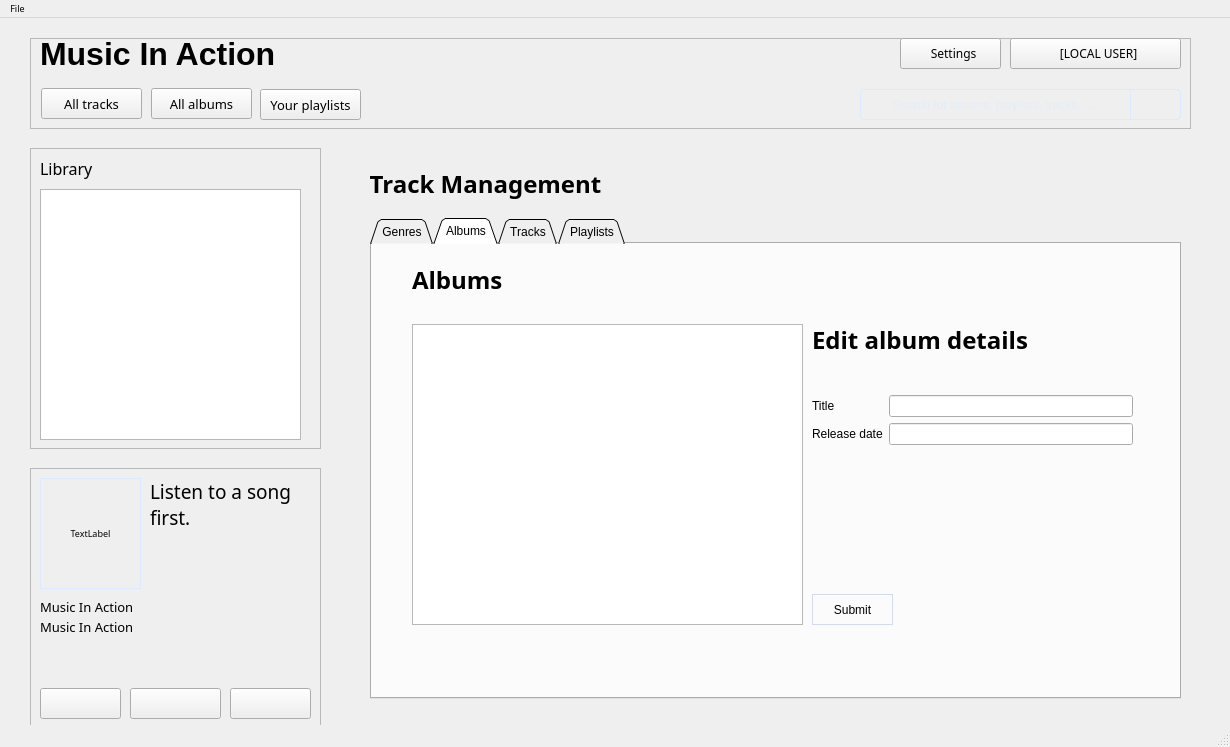
Old version of the form mainwindow.ui in the repository AlexDev404/GUIFinalProject.
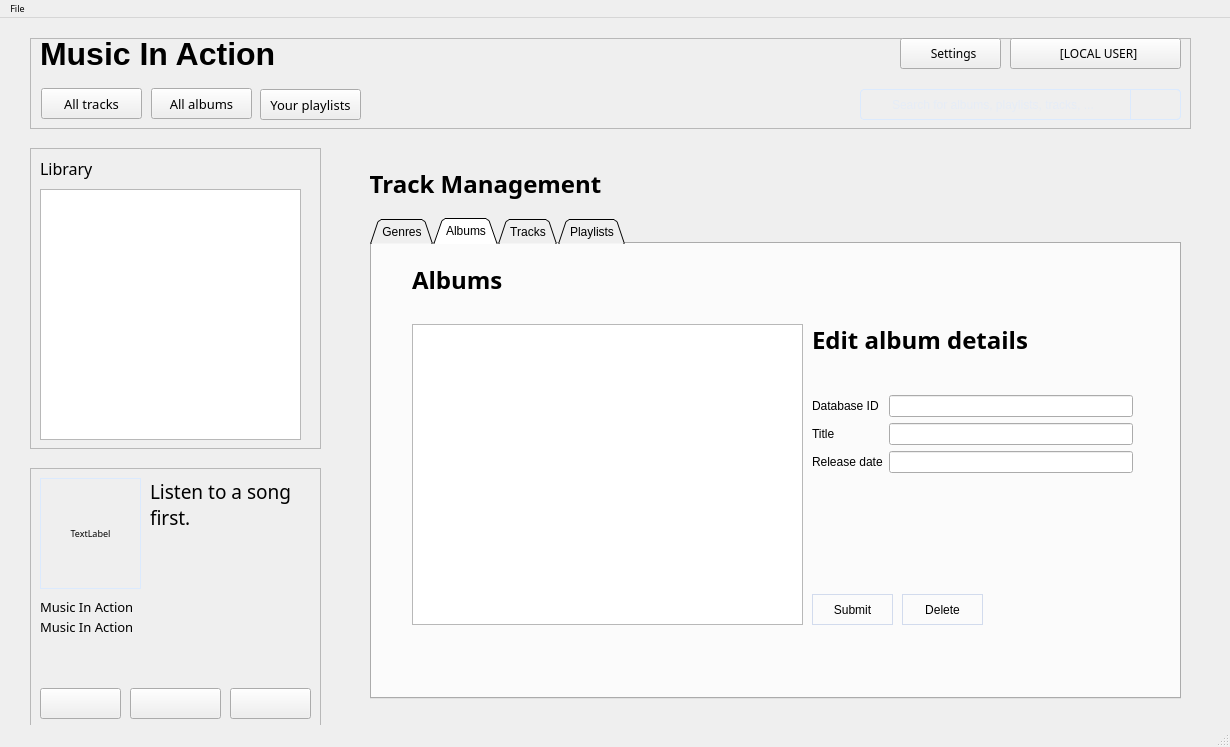
New version of the form. The open tabs and pages were chosen to show the change.

Patch:
```diff
--- a/mainwindow.ui
+++ b/mainwindow.ui
@@ -396,25 +396,39 @@
          <property name="sizeConstraint">
           <enum>QLayout::SetNoConstraint</enum>
          </property>
-         <item row="0" column="0">
+         <item row="1" column="0">
           <widget class="QLabel" name="label_fp_26">
            <property name="text">
             <string>Title</string>
            </property>
           </widget>
          </item>
-         <item row="0" column="1">
-          <widget class="QLineEdit" name="editTrackTitle_2"/>
+         <item row="1" column="1">
+          <widget class="QLineEdit" name="editAlbumTitle"/>
          </item>
-         <item row="1" column="0">
+         <item row="2" column="0">
           <widget class="QLabel" name="label_fp_31">
            <property name="text">
             <string>Release date</string>
            </property>
           </widget>
          </item>
-         <item row="1" column="1">
-          <widget class="QLineEdit" name="editTrackTitle_3"/>
+         <item row="2" column="1">
+          <widget class="QLineEdit" name="editAlbumReleaseDate"/>
+         </item>
+         <item row="0" column="0">
+          <widget class="QLabel" name="label_fp_28">
+           <property name="text">
+            <string>Database ID</string>
+           </property>
+          </widget>
+         </item>
+         <item row="0" column="1">
+          <widget class="QLineEdit" name="AlbumDatabaseID">
+           <property name="text">
+            <string extracomment="Select a genre to begin."/>
+           </property>
+          </widget>
          </item>
         </layout>
        </widget>
@@ -454,6 +468,19 @@
          <string>Submit</string>
         </property>
        </widget>
+       <widget class="QPushButton" name="DeleteAlbum">
+        <property name="geometry">
+         <rect>
+          <x>530</x>
+          <y>350</y>
+          <width>81</width>
+          <height>31</height>
+         </rect>
+        </property>
+        <property name="text">
+         <string>Delete</string>
+        </property>
+       </widget>
       </widget>
       <widget class="QWidget" name="tracks">
        <attribute name="title">
```
Left out of the diff: 21 changed lines with no effect on the pictures.
